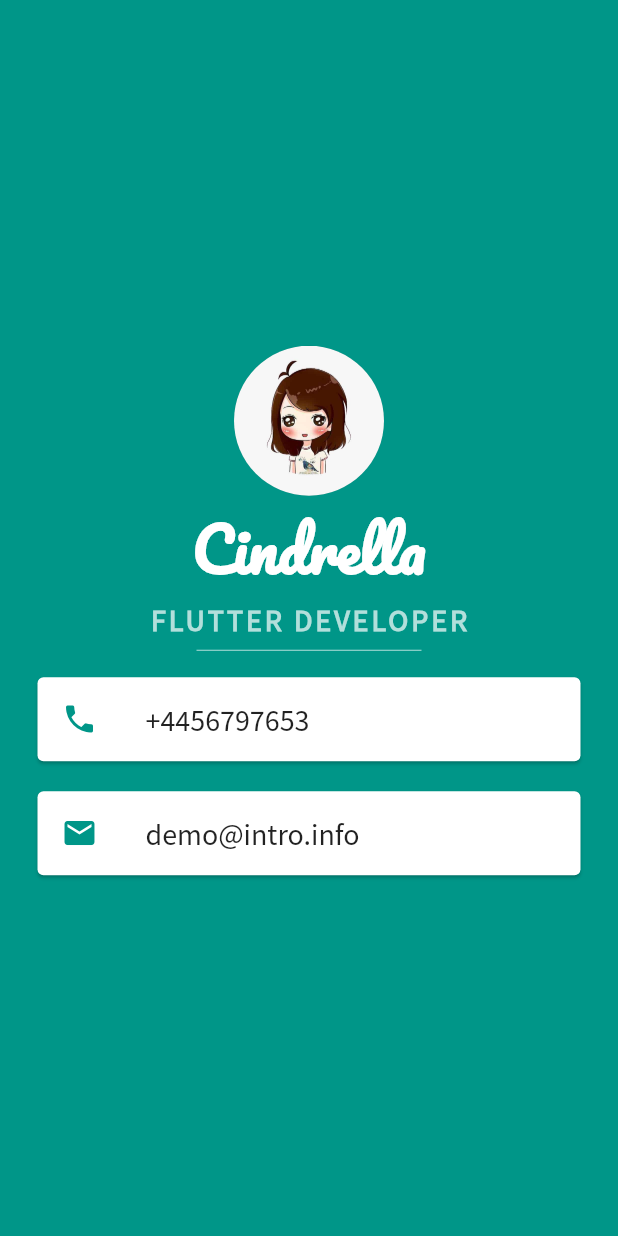
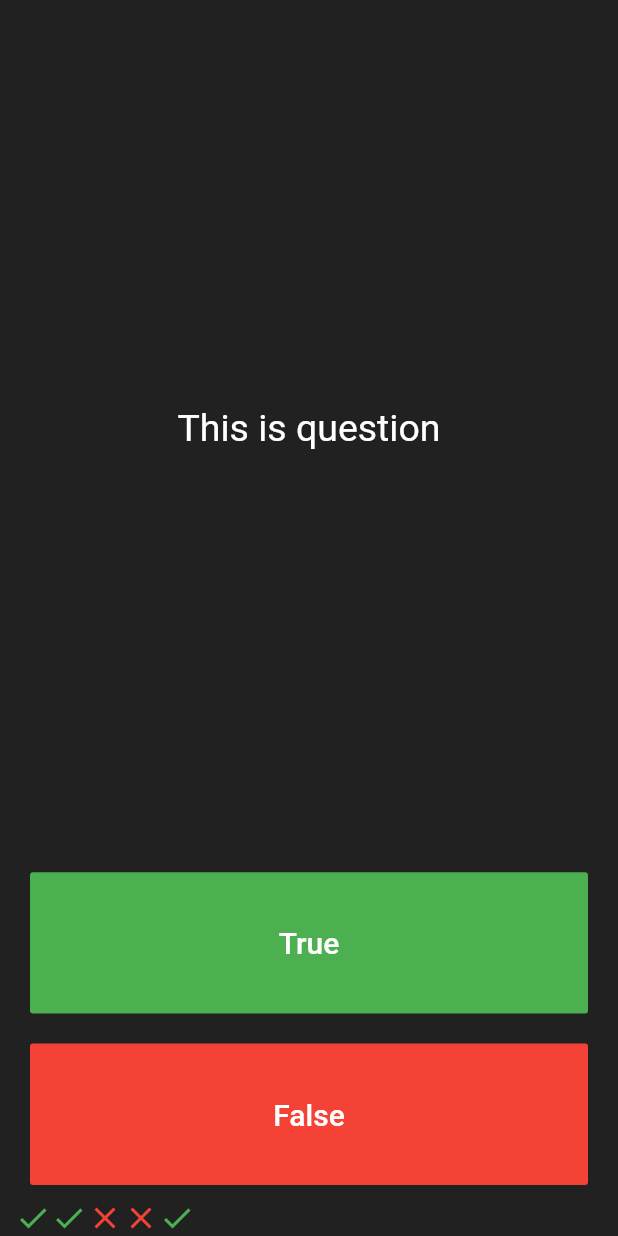
Before and after one commit to pr0mila/Flutter-Practice, a Flutter app: the screen it shows after launch, on a phone screen of 412 x 824 dp. Run offline on Flutter 3.47's test engine with Material 2 defaults, Android fonts, the phone set to English and light mode, and no system bars.

Commit message:
created UI

```diff
--- a/lib/main.dart
+++ b/lib/main.dart
@@ -1,4 +1,5 @@
 import 'package:flutter/material.dart';
+import 'package:flutter/painting.dart';
 import 'package:flutter/widgets.dart';
 
 void main() {
@@ -10,20 +11,15 @@ class MyApp extends StatelessWidget {
   @override
   Widget build(BuildContext context) {
     return MaterialApp(
-      title: 'Flutter Demo',
-      theme: ThemeData(
-        // This is the theme of your application.
-        //
-        // Try running your application with "flutter run". You'll see the
-        // application has a blue toolbar. Then, without quitting the app, try
-        // changing the primarySwatch below to Colors.green and then invoke
-        // "hot reload" (press "r" in the console where you ran "flutter run",
-        // or simply save your changes to "hot reload" in a Flutter IDE).
-        // Notice that the counter didn't reset back to zero; the application
-        // is not restarted.
-        primarySwatch: Colors.teal,
+      home: Scaffold(
+        backgroundColor: Colors.grey.shade900,
+        body: SafeArea(
+          child: Padding(
+            padding: EdgeInsets.symmetric(horizontal: 10),
+            child: MyHomePage(),
           ),
-      home: MyHomePage(),
+        ),
+      ),
     );
   }
 }
@@ -38,73 +34,77 @@ class MyHomePage extends StatefulWidget {
 class _MyHomePageState extends State<MyHomePage> {
   @override
   Widget build(BuildContext context) {
-    return Scaffold(
-        backgroundColor: Colors.teal,
-        body: SafeArea(
-            child: Column(
-          mainAxisAlignment: MainAxisAlignment.center,
+    return Column(
+      mainAxisAlignment: MainAxisAlignment.spaceBetween,
+      crossAxisAlignment: CrossAxisAlignment.stretch,
       children: <Widget>[
-            CircleAvatar(
-              radius: 50.0,
-              backgroundImage: AssetImage('images/profile.jpg'),
-            ),
-            Text(
-              'Cindrella',
+        Expanded(
+          flex: 5,
+          child: Padding(
+            padding: EdgeInsets.all(10.0),
+            child: Center(
+              child: Text(
+                'This is question',
                 style: TextStyle(
-                  fontFamily: 'Pacifico',
-                  fontSize: 40.0,
-                  fontWeight: FontWeight.bold,
-                  color: Colors.white),
-            ),
-            Text(
-              'FLUTTER DEVELOPER',
-              style: TextStyle(
-                fontFamily: 'Source Sans Pro',
-                fontSize: 20.0,
-                fontWeight: FontWeight.bold,
-                letterSpacing: 2.0,
-                color: Colors.teal.shade100,
+                  fontSize: 25.0,
+                  color: Colors.white,
                 ),
               ),
-            SizedBox(
-              width: 150.0,
-              child: Divider(
-                color: Colors.teal.shade100,
             ),
           ),
-            Card(
-                color: Colors.white,
-                margin: EdgeInsets.symmetric(vertical: 10.0, horizontal: 25.0),
-                child: ListTile(
-                    leading: Icon(
-                      Icons.phone,
-                      color: Colors.teal,
         ),
-                    title: Text(
-                      '+4456797653',
-                      style: TextStyle(
-                        fontFamily: 'Source Sans Pro',
-                        fontSize: 20.0,
+        Expanded(
+            child: Padding(
+          padding: EdgeInsets.all(10.0),
+          child: FlatButton(
+            //textColor: Colors.white,
+            color: Colors.green,
+            child: Text(
+              'True',
+              style: TextStyle(color: Colors.white, fontSize: 20.0),
             ),
-                    ))),
-            Card(
-                color: Colors.white,
-                margin: EdgeInsets.symmetric(vertical: 10.0, horizontal: 25.0),
-                child: ListTile(
-                    leading: Icon(
-                      Icons.email,
-                      color: Colors.teal,
+            onPressed: () {},
           ),
-                    title: Text(
-                      'demo@intro.info',
-                      style: TextStyle(
-                        fontFamily: 'Source Sans Pro',
-                        fontSize: 20.0,
+        )),
+        Expanded(
+            child: Padding(
+          padding: EdgeInsets.all(10.0),
+          child: FlatButton(
+            //textColor: Colors.white,
+            color: Colors.red,
+            child: Text(
+              'False',
+              style: TextStyle(color: Colors.white, fontSize: 20.0),
             ),
-                    ))),
+            onPressed: () {},
+          ),
+        )),
+        Row(
+          children:<Widget> [
+            Icon(
+                Icons.check,
+                color: Colors.green,
+            ),
+            Icon(
+              Icons.check,
+              color: Colors.green,
+            ),
+            Icon(
+              Icons.close,
+              color: Colors.red,
+            ),
+            Icon(
+              Icons.close,
+              color: Colors.red,
+            ),
+            Icon(
+              Icons.check,
+              color: Colors.green,
+            )
+
           ],
-        ))
-        // This trailing comma makes auto-formatting nicer for build methods.
+        )
+      ],
     );
   }
 }
```
Lines whose indentation alone changed are shown as unchanged.
